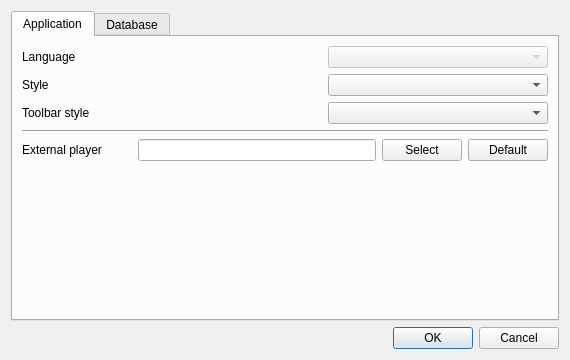
Old version of the form src/settingswindow.ui in the repository eugene-melnik/alexandra.
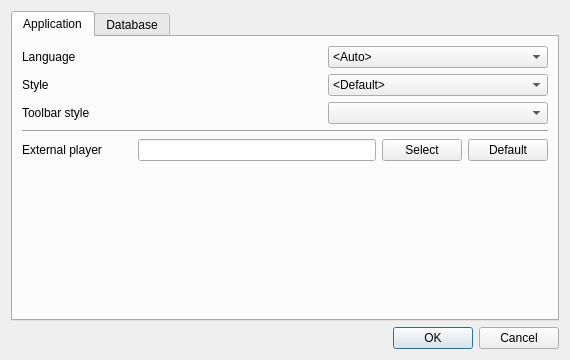
New version of the form. Icons and pictures are not drawn.

Diff of the .ui file:
```diff
--- a/src/settingswindow.ui
+++ b/src/settingswindow.ui
@@ -102,15 +102,17 @@
           <layout class="QVBoxLayout" name="vl2">
            <item>
             <widget class="QComboBox" name="cbLanguage">
-             <property name="enabled">
-              <bool>false</bool>
-             </property>
              <property name="minimumSize">
               <size>
                <width>220</width>
                <height>0</height>
               </size>
              </property>
+             <item>
+              <property name="text">
+               <string>&lt;Auto&gt;</string>
+              </property>
+             </item>
             </widget>
            </item>
            <item>
@@ -124,6 +126,11 @@
                <height>0</height>
               </size>
              </property>
+             <item>
+              <property name="text">
+               <string>&lt;Default&gt;</string>
+              </property>
+             </item>
             </widget>
            </item>
            <item>
```
